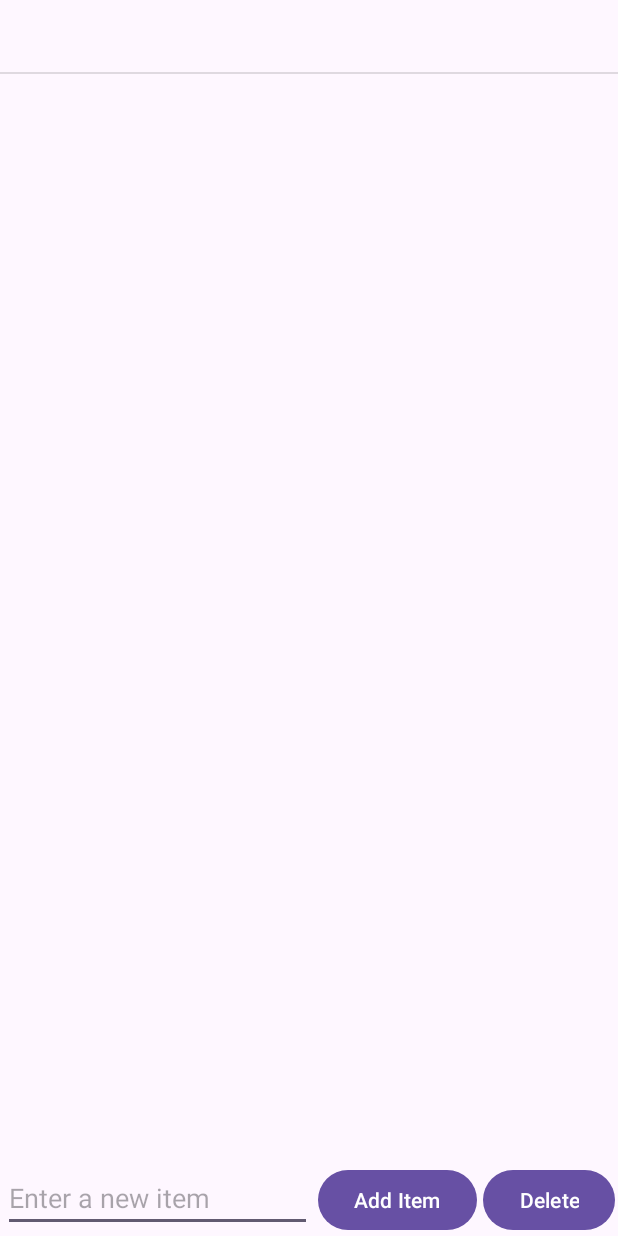
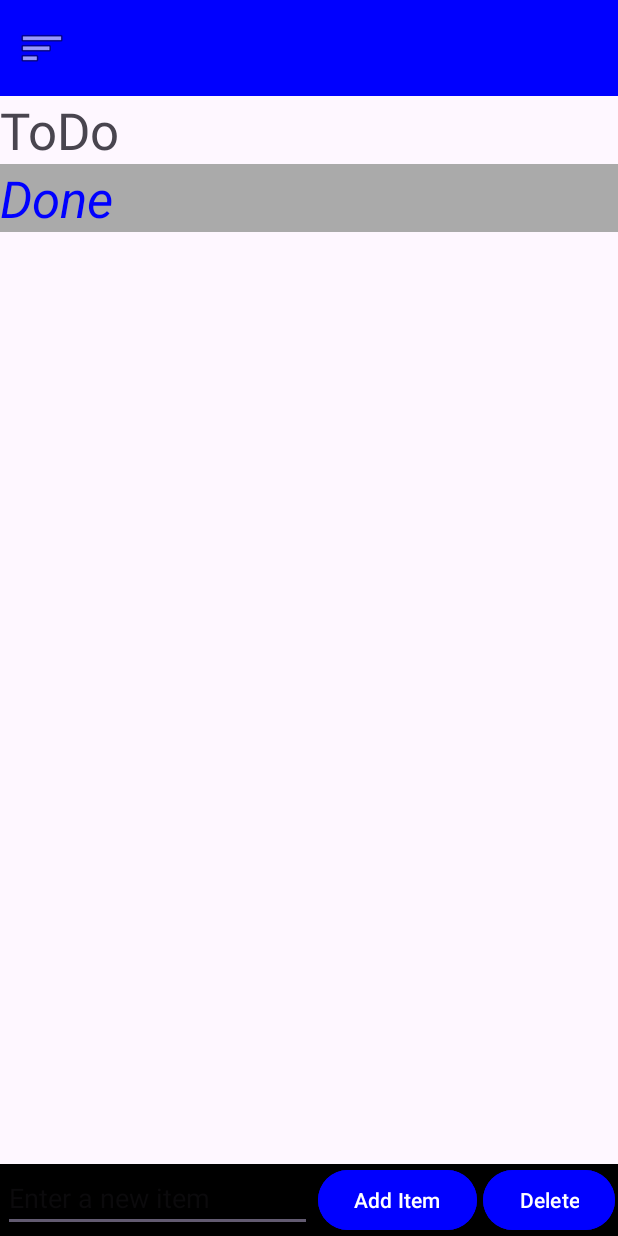
Before and after one commit to gindered/MyApplication, an Android app: the screen it shows after launch (MainActivity), after a tap on "Add Item", on a phone screen of 412 x 824 dp. Run offline under Robolectric (Android 15) with nearby library versions, the phone set to English and light mode, and no system bars.

Commit message:
added display for done items and added styling for lists

```diff
--- a/app/src/main/java/com/example/myapplication/MainActivity.java
+++ b/app/src/main/java/com/example/myapplication/MainActivity.java
@@ -13,6 +13,14 @@ import java.io.IOException;
 import java.util.ArrayList;
 import org.apache.commons.io.FileUtils;
 
+// ToDo
+// - Toolbar
+// - Delet Button durch swipen ersetzten
+// x Erledigte durchstreichen
+// x Listen an Toolbar anhängen
+// x Leerer Text soll nicht hinzugefügt werden können
+// - speichern der erledigten Items
+
 //Die `MainActivity.java` ist eine Java-Datei in Android Studio, die eine Aktivitätsklasse
 // repräsentiert. Eine Aktivität ist ein grundlegender Bestandteil einer Android-App und
 // repräsentiert normalerweise ein Fenster, das dem Benutzer angezeigt wird
@@ -22,8 +30,11 @@ public class MainActivity extends AppCompatActivity {
     //Android bereitgestellte Basisaktivitätsklasse ist
 
     private ArrayList<String> items;
+    private ArrayList<String> itemsDone;
     private ArrayAdapter<String> itemsAdapter;
+    private ArrayAdapter<String> itemsDoneAdapter;
     private ListView lvItems;
+    private ListView lvItemsDone;
 
     @Override
     // "@Override" ein Hinweis für den Compiler, dass die folgende Methode
@@ -47,12 +58,18 @@ public class MainActivity extends AppCompatActivity {
 
         //list = findViewById(R.id.list);
         lvItems = (ListView) findViewById(R.id.lvItems);
+        lvItemsDone = (ListView) findViewById(R.id.lvItemsDone);
         items = new ArrayList<>();
+        itemsDone = new ArrayList<>();
+
         readItems();
         itemsAdapter = new ArrayAdapter<>(this,
-                android.R.layout.simple_list_item_1, items);
+                android.R.layout.simple_list_item_multiple_choice, items);
+        lvItems.setAdapter(itemsAdapter);
 
-        lvItems.setAdapter(itemsAdapter);
+        itemsDoneAdapter = new ArrayAdapter<>(this,
+                R.layout.layout_list_done, itemsDone);
+        lvItemsDone.setAdapter(itemsDoneAdapter);
 
         setupListViewListener();
     }
@@ -81,10 +98,13 @@ public class MainActivity extends AppCompatActivity {
         lvItems.setOnItemLongClickListener(
                 (adapter, item, pos, id) -> {
                     // Remove the item within array at position
+                    itemsDoneAdapter.add(items.get(pos));
                     items.remove(pos);
+                    //itemsDone.add(items.get(pos));
 
                     // Refresh the adapter
                     itemsAdapter.notifyDataSetChanged();
+                    itemsDoneAdapter.notifyDataSetChanged();
                     // Return true consumes the long click event (marks it handled)
                     writeItems();
                     return true;
@@ -92,10 +112,40 @@ public class MainActivity extends AppCompatActivity {
         lvItems.setOnItemClickListener(
                 (parent, view, pos, id) -> {
                     // Remove the item within array at position
+                    itemsDoneAdapter.add(items.get(pos));
                     items.remove(pos);
+                    //itemsDone.add(items.get(pos));
 
                     // Refresh the adapter
                     itemsAdapter.notifyDataSetChanged();
+                    itemsDoneAdapter.notifyDataSetChanged();
+                    // Return true consumes the long click event (marks it handled)
+                    writeItems();
+                });
+        lvItemsDone.setOnItemLongClickListener(
+                (adapter, item, pos, id) -> {
+                    // Remove the item within array at position
+                    itemsAdapter.add(itemsDone.get(pos));
+                    itemsDone.remove(pos);
+                    //itemsDone.add(items.get(pos));
+
+                    // Refresh the adapter
+                    itemsAdapter.notifyDataSetChanged();
+                    itemsDoneAdapter.notifyDataSetChanged();
+                    // Return true consumes the long click event (marks it handled)
+                    writeItems();
+                    return true;
+                });
+        lvItemsDone.setOnItemClickListener(
+                (parent, view, pos, id) -> {
+                    // Remove the item within array at position
+                    itemsAdapter.add(itemsDone.get(pos));
+                    itemsDone.remove(pos);
+                    //itemsDone.add(items.get(pos));
+
+                    // Refresh the adapter
+                    itemsAdapter.notifyDataSetChanged();
+                    itemsDoneAdapter.notifyDataSetChanged();
                     // Return true consumes the long click event (marks it handled)
                     writeItems();
                 });
@@ -104,7 +154,9 @@ public class MainActivity extends AppCompatActivity {
     public void onAddItem(View v) {
         EditText etNewItem = (EditText) findViewById(R.id.etNewItem);
         String itemText = etNewItem.getText().toString();
-        itemsAdapter.add(itemText);
+        if (!itemText.equals("")) {
+            itemsAdapter.add(itemText);
+        }
         etNewItem.setText("");
         writeItems();
     }
--- a/app/src/main/res/layout/activity_main.xml
+++ b/app/src/main/res/layout/activity_main.xml
@@ -2,20 +2,58 @@
 <!-- In der activity_main.xml-Datei wird das Layout für die Hauptaktivität
 in einer Android-Anwendung definiert-->
 
-<RelativeLayout xmlns:android="http://schemas.android.com/apk/res/android"
+<RelativeLayout
+    xmlns:android="http://schemas.android.com/apk/res/android"
+    xmlns:app="http://schemas.android.com/apk/res-auto"
     xmlns:tools="http://schemas.android.com/tools"
     android:layout_width="match_parent"
     android:layout_height="match_parent"
-    tools:context=".MainActivity">
+    tools:context=".MainActivity"
+    >
+
+    <androidx.appcompat.widget.Toolbar
+        android:id="@+id/ToolBar"
+        android:layout_width="match_parent"
+        android:layout_height="wrap_content"
+        android:background="@color/my_colorbutton"
+        android:visibility="visible"
+        app:navigationIcon="@android:drawable/ic_menu_sort_by_size"
+        />
+
+    <TextView
+        android:id="@+id/lvItemsTitel"
+        android:layout_width="match_parent"
+        android:layout_height="wrap_content"
+        android:layout_below="@id/ToolBar"
+        android:text="ToDo"
+        android:textAppearance="@style/TextAppearance.AppCompat.Display1"
+        />
 
     <ListView
         android:id="@+id/lvItems"
-        android:layout_width="wrap_content"
+        android:layout_width="match_parent"
         android:layout_height="wrap_content"
-        android:layout_above="@+id/LinLayout"
-        android:layout_alignParentStart="true"
-        android:layout_alignParentLeft="true"
-        android:layout_alignParentTop="true"
+        android:layout_below="@id/lvItemsTitel"
+        />
+
+    <TextView
+        android:id="@+id/lvItemsDoneTitel"
+        android:layout_width="match_parent"
+        android:layout_height="wrap_content"
+        android:layout_below="@id/lvItems"
+        android:background="#aaaaaa"
+        android:text="Done"
+        android:textAppearance="@style/TextAppearance.AppCompat.Display1"
+        android:textColor="@color/my_colorbutton"
+        android:textStyle="italic" />
+
+    <ListView
+        android:id="@+id/lvItemsDone"
+        android:textStyle="italic"
+        android:layout_width="match_parent"
+        android:layout_height="wrap_content"
+        android:layout_below="@id/lvItemsDoneTitel"
+        android:background="#aaaaaa"
         />
 
     <LinearLayout
@@ -23,7 +61,9 @@ in einer Android-Anwendung definiert-->
         android:layout_width="match_parent"
         android:layout_height="wrap_content"
         android:orientation="horizontal"
-        android:layout_alignParentBottom="true">
+        android:layout_alignParentBottom="true"
+        android:background="@color/black"
+        >
 
         <EditText
             android:id="@+id/etNewItem"
@@ -31,24 +71,28 @@ in einer Android-Anwendung definiert-->
             android:layout_height="wrap_content"
             android:hint="Enter a new item"
             android:layout_weight = "1"
-            android:layout_marginHorizontal="2dp"/>
+            android:layout_marginHorizontal="2dp"
+            android:textColor="@color/white"
+            />
 
 
         <Button
             android:id="@+id/btnAddItem"
             android:layout_width="wrap_content"
             android:layout_height="wrap_content"
+            android:layout_marginHorizontal="2dp"
+            android:backgroundTint="@color/my_colorbutton"
             android:onClick="onAddItem"
-            android:text="Add Item"
-            android:layout_marginHorizontal="2dp"/>
+            android:text="Add Item" />
 
         <Button
             android:id="@+id/delete"
             android:layout_width="wrap_content"
             android:layout_height="wrap_content"
+            android:layout_marginHorizontal="2dp"
+            android:backgroundTint="@color/my_colorbutton"
             android:onClick="onDeleteItem"
-            android:text="Delete"
-            android:layout_marginHorizontal="2dp"/>
+            android:text="Delete" />
 
     </LinearLayout>
 
```
Also changed, not shown: app/src/main/res/layout/layout_list_done.xml (added, +29 -0 lines).
